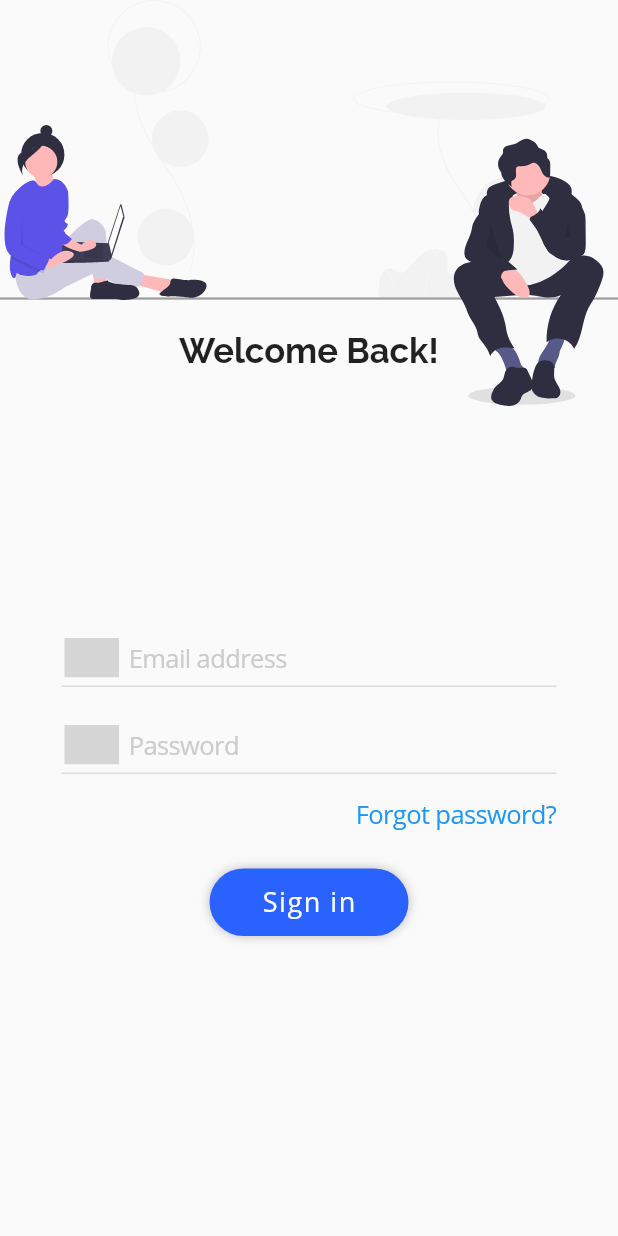
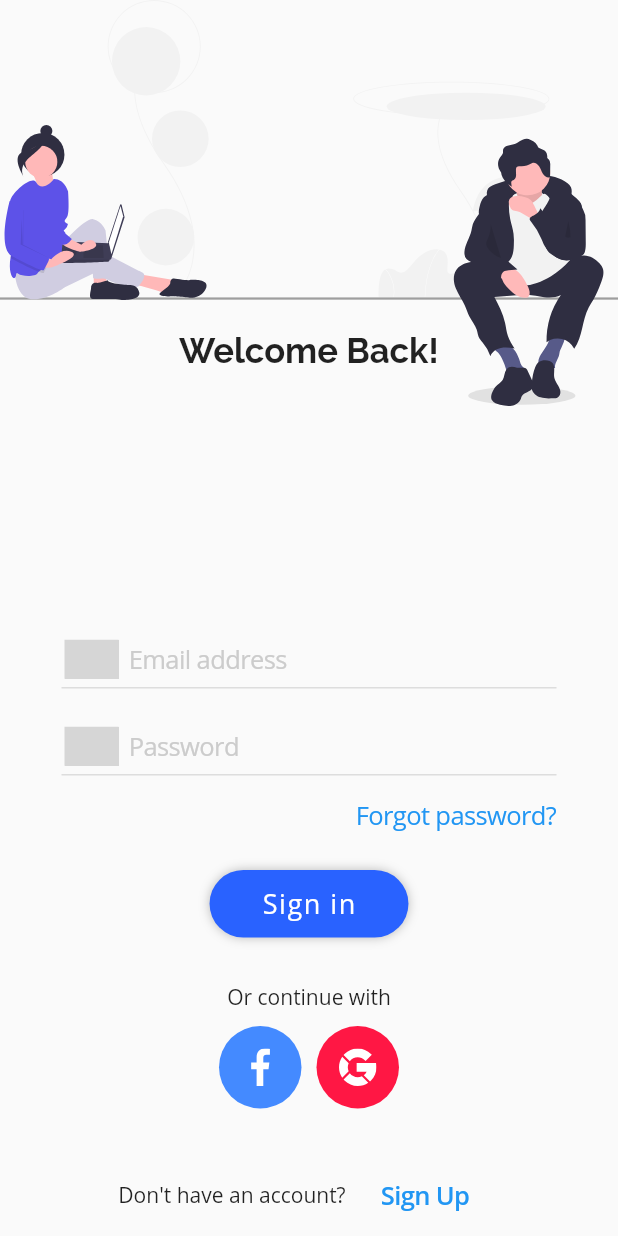
Before and after one commit to jamescardona11/signin_firebase_app, a Flutter app: the screen it shows after launch, on a phone screen of 412 x 824 dp. Run offline on Flutter 3.47's test engine with Material 2 defaults, Android fonts, the phone set to English and light mode, and no system bars; our stand-ins replace flutter_svg; grey boxes are pictures that could not be loaded.

Commit message:
UI/UX for login is done. Next step: - Add functionality - remove errors like overflow

```diff
--- a/lib/pages/widgets/login_form.dart
+++ b/lib/pages/widgets/login_form.dart
@@ -1,12 +1,15 @@
 import 'package:flutter/cupertino.dart';
 import 'package:flutter/material.dart';
 import 'package:flutter_svg/flutter_svg.dart';
+import 'package:signinfirebaseapp/widgets/circle_button.dart';
 import 'package:signinfirebaseapp/widgets/rounded_button.dart';
 
 class LoginFormWidget extends StatelessWidget {
   @override
   Widget build(BuildContext context) {
-    return Container(
+    return SafeArea(
+      top: false,
+      child: Container(
         width: 330,
         child: Column(
           crossAxisAlignment: CrossAxisAlignment.center,
@@ -30,9 +33,41 @@ class LoginFormWidget extends StatelessWidget {
               ),
             ),
             SizedBox(height: 10),
-          RoundedButtonWidget(label: 'Sign in', onPressed: () {}),
-          SizedBox(height: 200),
+            RoundedButtonWidget(
+              label: 'Sign in',
+              onPressed: () {},
+            ),
+            SizedBox(height: 30),
+            Text('Or continue with'),
+            SizedBox(height: 10),
+            Row(
+              mainAxisAlignment: MainAxisAlignment.center,
+              children: <Widget>[
+                CircleButtonWidget(
+                  backgroundColor: Color(0xff448AFF),
+                  iconPath: 'assets/icons/facebook.svg',
+                ),
+                SizedBox(width: 10),
+                CircleButtonWidget(backgroundColor: Color(0xffFF1744), iconPath: 'assets/icons/google.svg'),
               ],
+            ),
+            SizedBox(height: 30),
+            Row(
+              mainAxisAlignment: MainAxisAlignment.center,
+              children: <Widget>[
+                Text('Don\'t have an account? ', style: TextStyle()),
+                CupertinoButton(
+                  child: Text('Sign Up',
+                      style: TextStyle(
+                        fontFamily: 'sans',
+                        fontWeight: FontWeight.w600,
+                      )),
+                  onPressed: () {},
+                )
+              ],
+            ),
+          ],
+        ),
       ),
     );
   }
--- /dev/null
+++ b/lib/widgets/circle_button.dart
@@ -0,0 +1,35 @@
+import 'package:flutter/material.dart';
+import 'package:flutter/cupertino.dart';
+import 'package:flutter_svg/svg.dart';
+import 'package:signinfirebaseapp/utils/app_colors.dart';
+
+class CircleButtonWidget extends StatelessWidget {
+  final double size;
+  final Color backgroundColor;
+  final String iconPath;
+
+  const CircleButtonWidget({
+    Key key,
+    this.size = 55,
+    this.backgroundColor = AppColors.primary,
+    this.iconPath,
+  })  : assert(iconPath != null),
+        super(key: key);
+
+  @override
+  Widget build(BuildContext context) {
+    return Container(
+      width: size,
+      height: size,
+      padding: EdgeInsets.all(15),
+      child: SvgPicture.asset(
+        iconPath,
+        color: Colors.white,
+      ),
+      decoration: BoxDecoration(
+        color: this.backgroundColor,
+        shape: BoxShape.circle,
+      ),
+    );
+  }
+}
```
Also changed, not shown: assets/icons/facebook.svg (added), assets/icons/google.svg (added). Lines whose indentation alone changed are shown as unchanged.
